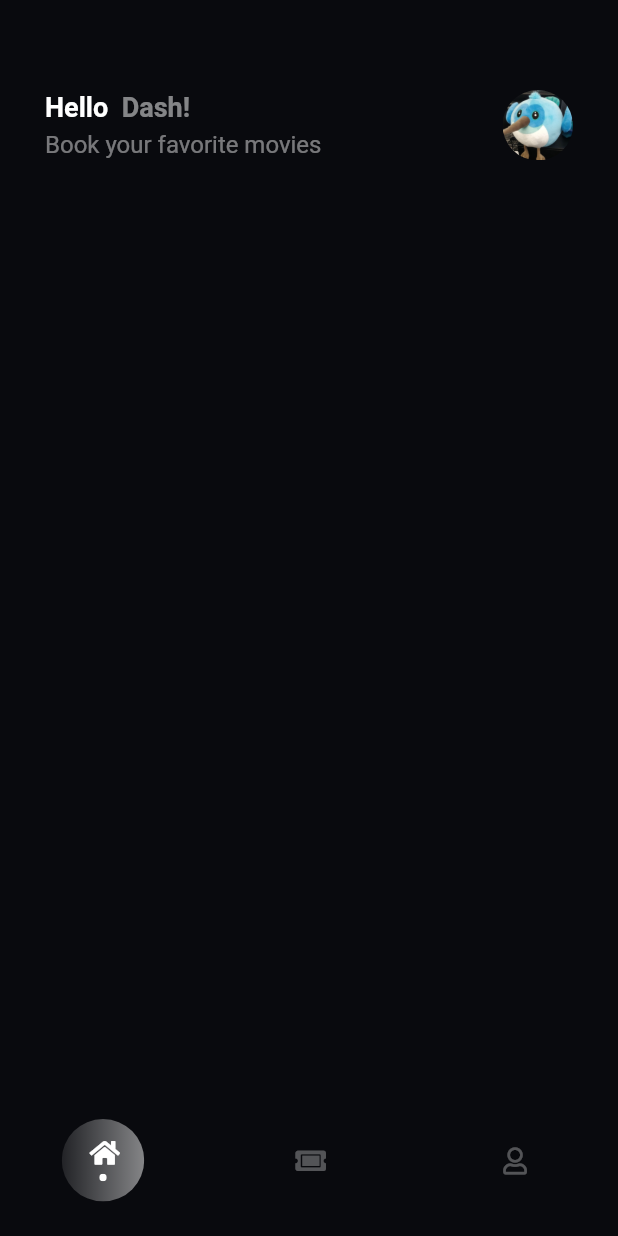
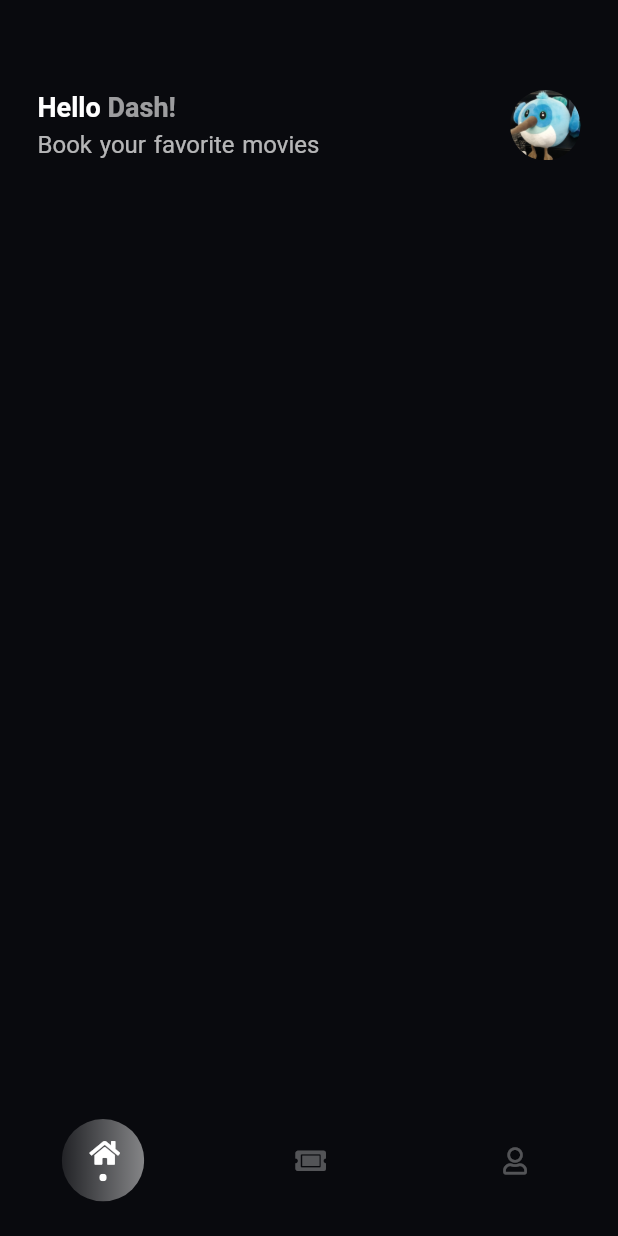
Before and after one commit to DevAdedoyin/Cinema-Ticket-App, a Flutter app: the screen it shows after launch, on a phone screen of 412 x 824 dp. Run offline on Flutter 3.47's test engine with Material 2 defaults, Android fonts, the phone set to English and light mode, and no system bars; our stand-ins replace font_awesome_flutter, get.

Commit message:
Header animation done

```diff
--- a/lib/screens/home_screen/tabs/home_tab/home_header.dart
+++ b/lib/screens/home_screen/tabs/home_tab/home_header.dart
@@ -1,3 +1,5 @@
+import 'dart:ui';
+
 import 'package:flutter/material.dart';
 import 'package:movie_ticket_app/themes.dart/colors.dart';
 
@@ -7,25 +9,30 @@ class Header extends StatelessWidget {
   @override
   Widget build(BuildContext context) {
     return Container(
-      margin: const EdgeInsets.symmetric(horizontal: 30, vertical: 60),
+      margin: const EdgeInsets.symmetric(horizontal: 25, vertical: 60),
       child: Row(
         children: [
-          Column(
+          TweenAnimationBuilder(
+            duration: const Duration(seconds: 1),
+            tween: Tween<double>(begin: 0, end: 0.6),
+            builder: (_, double value, __) {
+              return Column(
                 crossAxisAlignment: CrossAxisAlignment.start,
                 children: [
                   RichText(
-                text: TextSpan(children: [
+                    text: TextSpan(
+                        style: TextStyle(
+                          fontSize: value * 30,
+                        ),
+                        children: [
                           const TextSpan(
-                      text: 'Hello  ',
+                              text: 'Hello ',
                               style: TextStyle(
-                          color: white,
-                          fontSize: 18,
-                          fontWeight: FontWeight.bold)),
+                                  color: white, fontWeight: FontWeight.bold)),
                           TextSpan(
                               text: 'Dash!',
                               style: TextStyle(
-                          color: white.withOpacity(0.5),
-                          fontSize: 18,
+                                  color: white.withOpacity(value),
                                   fontWeight: FontWeight.bold))
                         ]),
                   ),
@@ -34,10 +41,13 @@ class Header extends StatelessWidget {
                   ),
                   Text('Book your favorite movies',
                       style: TextStyle(
-                    color: white.withOpacity(0.45),
+                          color: white.withOpacity(value + 0.1),
                           fontSize: 16,
-                  )),
+                          wordSpacing: value * 2)),
                 ],
+              );
+            },
+            curve: Curves.easeInSine,
           ),
           const Spacer(),
           ClipOval(
--- a/pubspec.yaml
+++ b/pubspec.yaml
@@ -32,6 +32,7 @@ dependencies:
 
   font_awesome_flutter:
   get:
+  google_fonts:
 
   # The following adds the Cupertino Icons font to your application.
   # Use with the CupertinoIcons class for iOS style icons.
```
Also changed, not shown: pubspec.lock. Lines whose indentation alone changed are shown as unchanged.
